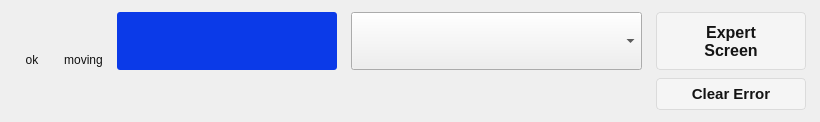
Old version of the form pcdswidgets/ui/motion/common/motor_state_mover.ui in the repository pcdshub/pcdswidgets.
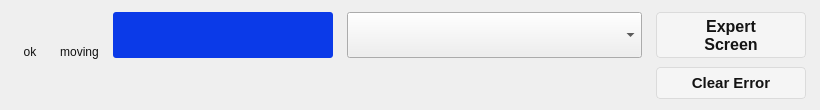
New version of the form. Custom widgets are drawn as their Qt base class.

Commit message: ENH: expert LEDs + string message, compact plain mover to match typhos

```diff
--- a/pcdswidgets/ui/motion/common/motor_state_mover.ui
+++ b/pcdswidgets/ui/motion/common/motor_state_mover.ui
@@ -7,7 +7,7 @@
     <x>0</x>
     <y>0</y>
     <width>820</width>
-    <height>122</height>
+    <height>110</height>
    </rect>
   </property>
   <property name="windowTitle">
@@ -86,14 +86,14 @@
             <widget class="PyDMByteIndicator" name="statusIndicator">
              <property name="minimumSize">
               <size>
-               <width>36</width>
-               <height>36</height>
+               <width>32</width>
+               <height>32</height>
               </size>
              </property>
              <property name="maximumSize">
               <size>
-               <width>36</width>
-               <height>36</height>
+               <width>32</width>
+               <height>32</height>
               </size>
              </property>
              <property name="toolTip">
@@ -197,14 +197,14 @@
             <widget class="PyDMByteIndicator" name="movingIndicator">
              <property name="minimumSize">
               <size>
-               <width>36</width>
-               <height>36</height>
+               <width>32</width>
+               <height>32</height>
               </size>
              </property>
              <property name="maximumSize">
               <size>
-               <width>36</width>
-               <height>36</height>
+               <width>32</width>
+               <height>32</height>
               </size>
              </property>
              <property name="toolTip">
@@ -297,18 +297,18 @@
           <property name="minimumSize">
            <size>
             <width>220</width>
-            <height>58</height>
+            <height>46</height>
            </size>
           </property>
           <property name="maximumSize">
            <size>
             <width>340</width>
-            <height>58</height>
+            <height>46</height>
            </size>
           </property>
           <property name="font">
            <font>
-            <pointsize>22</pointsize>
+            <pointsize>20</pointsize>
             <weight>75</weight>
             <bold>true</bold>
            </font>
@@ -341,18 +341,18 @@
           <property name="minimumSize">
            <size>
             <width>200</width>
-            <height>58</height>
+            <height>46</height>
            </size>
           </property>
           <property name="maximumSize">
            <size>
             <width>16777215</width>
-            <height>58</height>
+            <height>46</height>
            </size>
           </property>
           <property name="font">
            <font>
-            <pointsize>18</pointsize>
+            <pointsize>16</pointsize>
            </font>
           </property>
           <property name="toolTip">
@@ -397,13 +397,13 @@
           <property name="minimumSize">
            <size>
             <width>150</width>
-            <height>58</height>
+            <height>46</height>
            </size>
           </property>
           <property name="maximumSize">
            <size>
             <width>150</width>
-            <height>58</height>
+            <height>46</height>
            </size>
           </property>
           <property name="font">
```
The commit also changes 3 other files.
